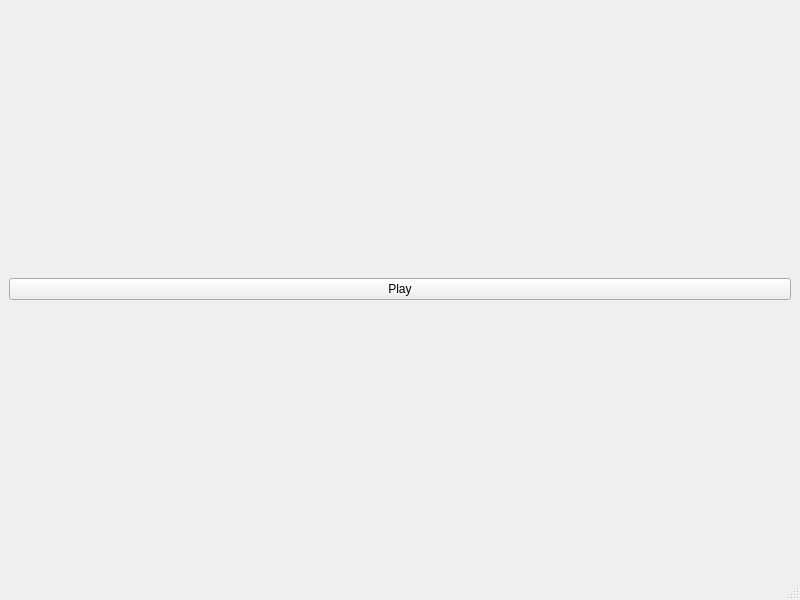
Old version of the form src/MainWindow.ui in the repository Zouizoui78/waveform-generator.
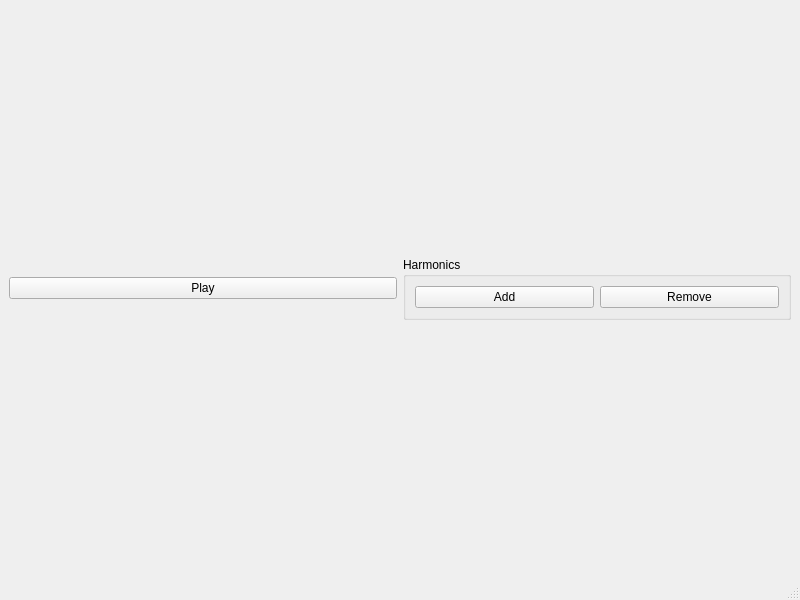
New version of the form.

Commit message: added buttons to add/remove harmonics

What changed in the file:
```diff
--- a/src/MainWindow.ui
+++ b/src/MainWindow.ui
@@ -16,11 +16,44 @@
   <widget class="QWidget" name="centralwidget">
    <layout class="QVBoxLayout" name="verticalLayout">
     <item>
+     <layout class="QHBoxLayout" name="horizontalLayout">
+      <item>
      <widget class="QPushButton" name="play_pause_pushButton">
       <property name="text">
        <string>Play</string>
       </property>
      </widget>
+      </item>
+      <item>
+       <widget class="QGroupBox" name="harmonics_groupBox">
+        <property name="sizePolicy">
+         <sizepolicy hsizetype="Preferred" vsizetype="Maximum">
+          <horstretch>0</horstretch>
+          <verstretch>0</verstretch>
+         </sizepolicy>
+        </property>
+        <property name="title">
+         <string>Harmonics</string>
+        </property>
+        <layout class="QHBoxLayout" name="horizontalLayout_2">
+         <item>
+          <widget class="QPushButton" name="add_harmonic_pushButton">
+           <property name="text">
+            <string>Add</string>
+           </property>
+          </widget>
+         </item>
+         <item>
+          <widget class="QPushButton" name="remove_harmonic_pushButton">
+           <property name="text">
+            <string>Remove</string>
+           </property>
+          </widget>
+         </item>
+        </layout>
+       </widget>
+      </item>
+     </layout>
     </item>
     <item>
      <layout class="QVBoxLayout" name="charts_layout"/>
```
Lines whose indentation alone changed are shown as unchanged. The commit also changes 2 other files.
